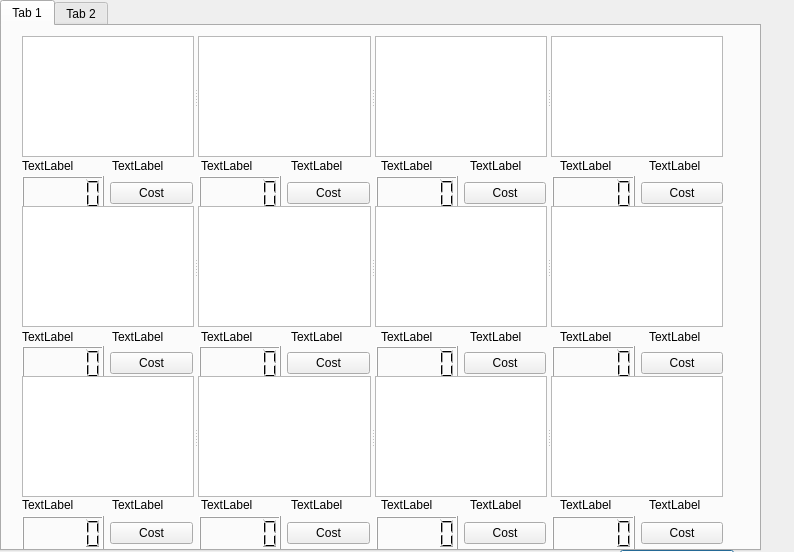
Above: BTM_Qt/market.ui from skandermoalla/CSE201-Top5 before the change. Below: the same form after it.
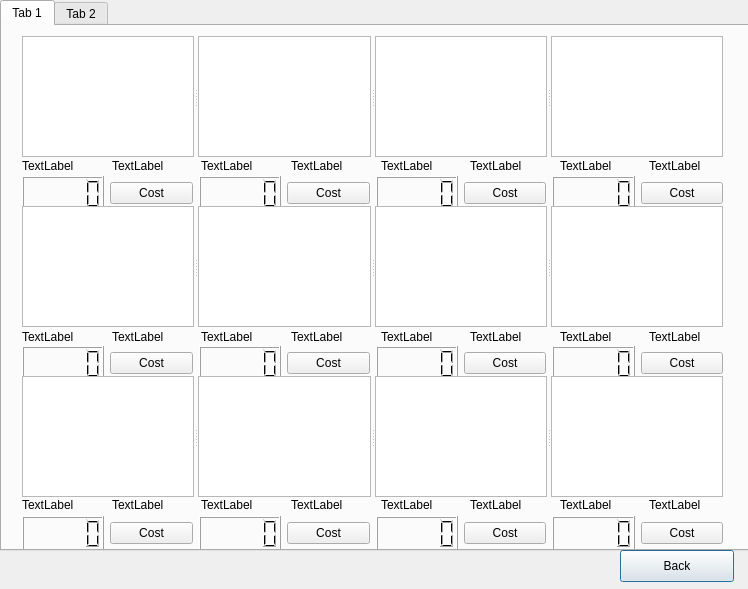
That is the form after the change. The open tabs and pages were chosen to show the change.

```diff
--- a/BTM_Qt/market.ui
+++ b/BTM_Qt/market.ui
@@ -6,8 +6,8 @@
    <rect>
     <x>0</x>
     <y>0</y>
-    <width>794</width>
-    <height>552</height>
+    <width>748</width>
+    <height>589</height>
    </rect>
   </property>
   <property name="windowTitle">
@@ -59,7 +59,7 @@
      <widget class="QTextBrowser" name="textBrowser_3"/>
      <widget class="QTextBrowser" name="textBrowser_4"/>
     </widget>
-    <widget class="QWidget" name="">
+    <widget class="QWidget" name="layoutWidget">
      <property name="geometry">
       <rect>
        <x>20</x>
@@ -127,7 +127,7 @@
       </item>
      </layout>
     </widget>
-    <widget class="QWidget" name="">
+    <widget class="QWidget" name="layoutWidget">
      <property name="geometry">
       <rect>
        <x>20</x>
@@ -179,7 +179,7 @@
       </item>
      </layout>
     </widget>
-    <widget class="QWidget" name="">
+    <widget class="QWidget" name="layoutWidget">
      <property name="geometry">
       <rect>
        <x>20</x>
@@ -248,7 +248,7 @@
      <widget class="QTextBrowser" name="textBrowser_11"/>
      <widget class="QTextBrowser" name="textBrowser_12"/>
     </widget>
-    <widget class="QWidget" name="">
+    <widget class="QWidget" name="layoutWidget">
      <property name="geometry">
       <rect>
        <x>20</x>
@@ -316,7 +316,7 @@
       </item>
      </layout>
     </widget>
-    <widget class="QWidget" name="">
+    <widget class="QWidget" name="layoutWidget">
      <property name="geometry">
       <rect>
        <x>20</x>
@@ -385,7 +385,7 @@
      <widget class="QTextBrowser" name="textBrowser_7"/>
      <widget class="QTextBrowser" name="textBrowser_8"/>
     </widget>
-    <widget class="QWidget" name="">
+    <widget class="QWidget" name="layoutWidget">
      <property name="geometry">
       <rect>
        <x>20</x>
```
